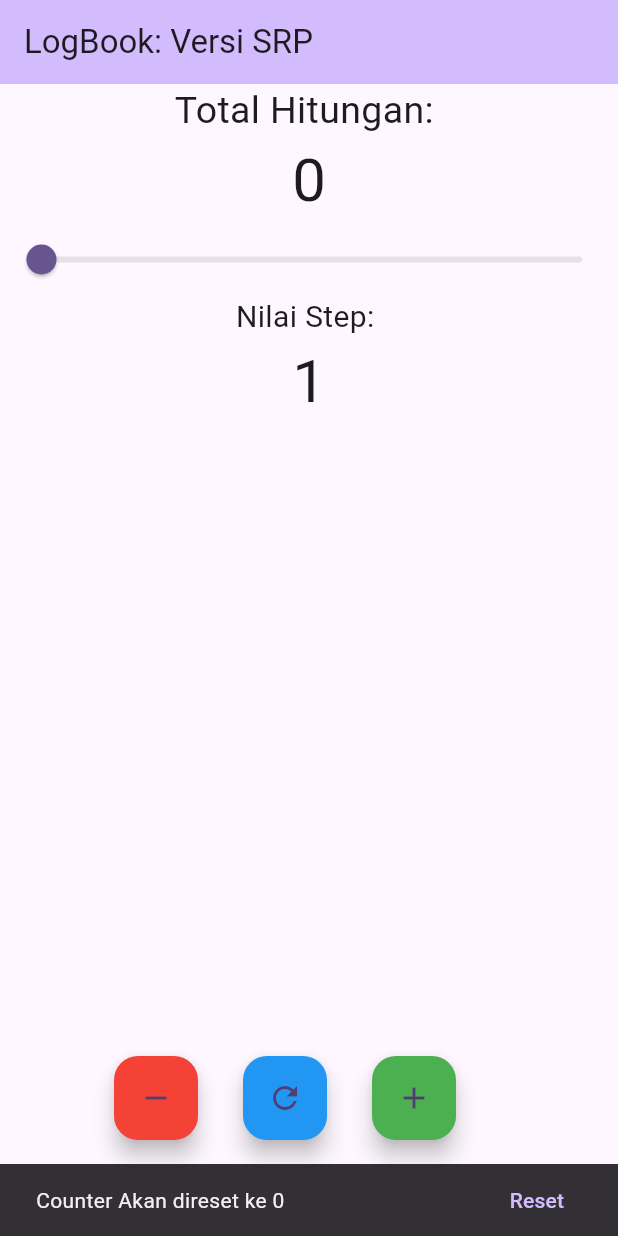
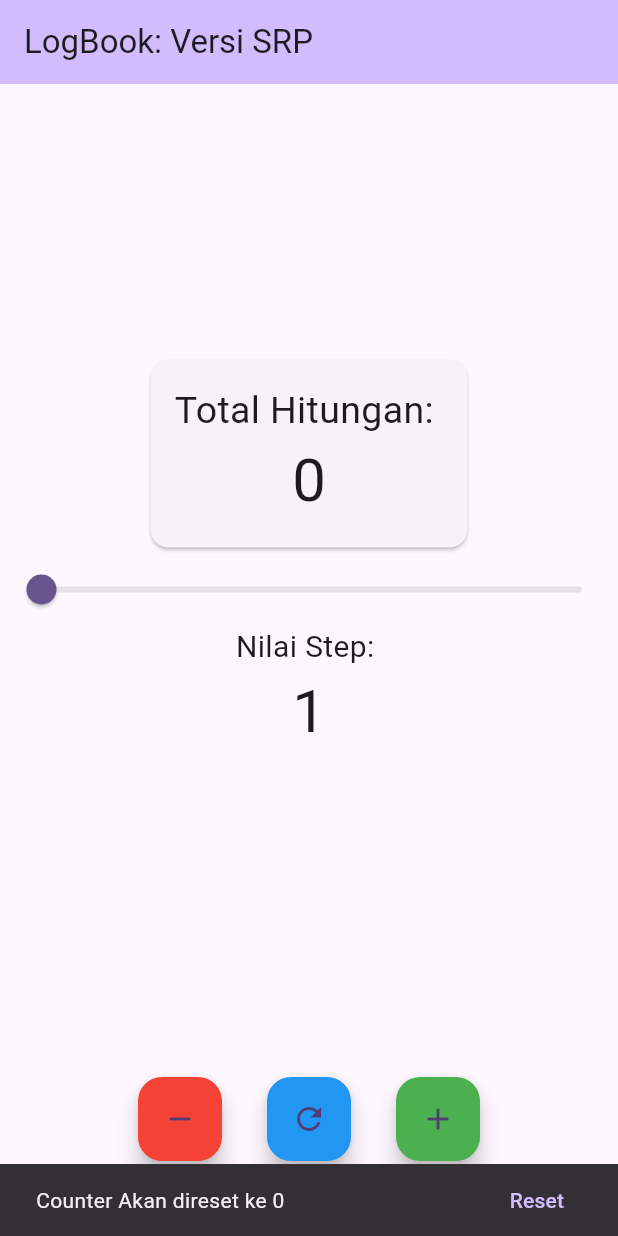
Before and after one commit to AlfaNaufal/Proyek4, a Flutter app: the screen it shows after launch, after a tap on the "refresh" icon, on a phone screen of 412 x 824 dp. Run offline on Flutter 3.47's test engine with Material 3 defaults, Android fonts, the phone set to English and light mode, and no system bars.

Commit message:
Modul1_Homework_Update

```diff
--- a/logbook_app_001/lib/counter_view.dart
+++ b/logbook_app_001/lib/counter_view.dart
@@ -24,12 +24,24 @@ class _CounterViewState extends State<CounterView> {
         title: const Text("LogBook: Versi SRP"),
         backgroundColor: Theme.of(context).colorScheme.inversePrimary,
       ),
-      body: Center(
+      body: Padding(
+        padding: const EdgeInsets.only(top: 80,),
+        child: Center(
           child: Column(
             mainAxisAlignment: MainAxisAlignment.center,
             children: [
+              SizedBox(height: 100),
+              Card(
+                child: Padding(
+                  padding: EdgeInsets.all(16),
+                  child: Column(
+                    children: [
                       const Text("Total Hitungan: ", style: TextStyle(fontSize: 25)),
                       Text('${_controller.value}', style: const TextStyle(fontSize: 40)),
+
+                    ]
+                  )),
+              ),
               // TextField(
               //   controller: stepController,
               //   textAlign: TextAlign.center,
@@ -80,11 +92,8 @@ class _CounterViewState extends State<CounterView> {
                   },
                 ),
               ),
-          ],
-        ),
-      ),
-      floatingActionButton: Padding(
-        padding: const EdgeInsets.symmetric(horizontal: 50),
+              Padding(
+                padding: const EdgeInsets.only(bottom: 50),
                 child: Row(
                   mainAxisAlignment: MainAxisAlignment.center,
                   children: [
@@ -98,6 +107,7 @@ class _CounterViewState extends State<CounterView> {
                       onPressed: () {
                         final snackBar = SnackBar(
                           content: Text('Counter Akan direset ke 0'),
+                          duration: Duration(seconds: 3),
                           action: SnackBarAction(
                             label: 'Reset',
                             onPressed: () => setState(() => _controller.stepReset()),
@@ -119,6 +129,11 @@ class _CounterViewState extends State<CounterView> {
                   ],
                 ),
               ),
+            ],
+          ),
+        ),
+      ),
+
     );
   }
 }
```
Lines whose indentation alone changed are shown as unchanged.
